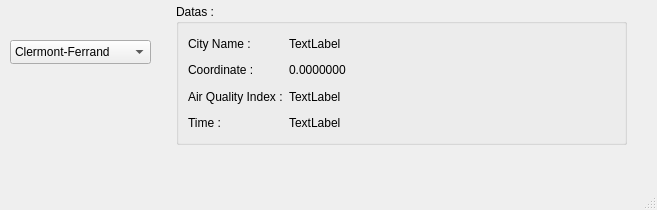
First picture: the form in mainwindow.ui, repository AnthonyDoucet/QT_IHM_Air_Quality_Index, before the edit.
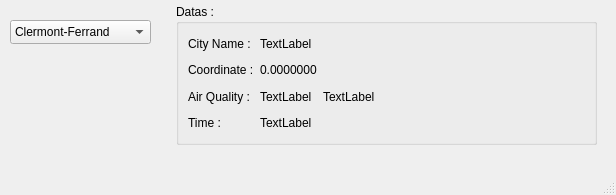
Second picture: the form after the edit.

Commit message: IHM change Readeable value and color

What changed in the file:
```diff
--- a/mainwindow.ui
+++ b/mainwindow.ui
@@ -6,8 +6,8 @@
    <rect>
     <x>0</x>
     <y>0</y>
-    <width>657</width>
-    <height>210</height>
+    <width>616</width>
+    <height>195</height>
    </rect>
   </property>
   <property name="windowTitle">
@@ -18,7 +18,7 @@
     <property name="geometry">
      <rect>
       <x>10</x>
-      <y>40</y>
+      <y>20</y>
       <width>141</width>
       <height>24</height>
      </rect>
@@ -44,7 +44,7 @@
      <rect>
       <x>176</x>
       <y>4</y>
-      <width>451</width>
+      <width>421</width>
       <height>141</height>
      </rect>
     </property>
@@ -52,6 +52,36 @@
      <string>Datas :</string>
     </property>
     <layout class="QGridLayout" name="gridLayout">
+     <item row="0" column="1">
+      <widget class="QLabel" name="cityNameDisplay">
+       <property name="text">
+        <string>City Name :</string>
+       </property>
+       <property name="alignment">
+        <set>Qt::AlignLeading|Qt::AlignLeft|Qt::AlignVCenter</set>
+       </property>
+      </widget>
+     </item>
+     <item row="2" column="3">
+      <widget class="QLabel" name="airQualityConverted">
+       <property name="text">
+        <string>TextLabel</string>
+       </property>
+       <property name="alignment">
+        <set>Qt::AlignLeading|Qt::AlignLeft|Qt::AlignVCenter</set>
+       </property>
+      </widget>
+     </item>
+     <item row="1" column="3">
+      <widget class="QLabel" name="cityCoordinate">
+       <property name="text">
+        <string>0.0000000</string>
+       </property>
+       <property name="alignment">
+        <set>Qt::AlignLeading|Qt::AlignLeft|Qt::AlignVCenter</set>
+       </property>
+      </widget>
+     </item>
      <item row="3" column="1">
       <widget class="QLabel" name="timeDisplay">
        <property name="text">
@@ -59,7 +89,7 @@
        </property>
       </widget>
      </item>
-     <item row="0" column="2">
+     <item row="0" column="3">
       <widget class="QLabel" name="cityName">
        <property name="text">
         <string>TextLabel</string>
@@ -72,61 +102,14 @@
      <item row="2" column="1">
       <widget class="QLabel" name="airQualityDisplay">
        <property name="text">
-        <string>Air Quality Index :</string>
+        <string>Air Quality :</string>
        </property>
        <property name="alignment">
         <set>Qt::AlignLeading|Qt::AlignLeft|Qt::AlignVCenter</set>
        </property>
       </widget>
      </item>
-     <item row="0" column="1">
-      <widget class="QLabel" name="cityNameDisplay">
-       <property name="text">
-        <string>City Name :</string>
-       </property>
-       <property name="alignment">
-        <set>Qt::AlignLeading|Qt::AlignLeft|Qt::AlignVCenter</set>
-       </property>
-      </widget>
-     </item>
-     <item row="2" column="2">
-      <widget class="QLabel" name="airQuality">
-       <property name="text">
-        <string>TextLabel</string>
-       </property>
-       <property name="alignment">
-        <set>Qt::AlignLeading|Qt::AlignLeft|Qt::AlignVCenter</set>
-       </property>
-      </widget>
-     </item>
-     <item row="1" column="2">
-      <widget class="QLabel" name="cityCoordinate">
-       <property name="text">
-        <string>0.0000000</string>
-       </property>
-       <property name="alignment">
-        <set>Qt::AlignLeading|Qt::AlignLeft|Qt::AlignVCenter</set>
-       </property>
-      </widget>
-     </item>
-     <item row="3" column="2">
-      <widget class="QLabel" name="time">
-       <property name="text">
-        <string>TextLabel</string>
-       </property>
-       <property name="alignment">
-        <set>Qt::AlignLeading|Qt::AlignLeft|Qt::AlignVCenter</set>
-       </property>
-      </widget>
-     </item>
-     <item row="1" column="1">
-      <widget class="QLabel" name="cityCoordinateDisplay">
-       <property name="text">
-        <string>Coordinate :</string>
-       </property>
-      </widget>
-     </item>
-     <item row="1" column="3">
+     <item row="1" column="5">
       <spacer name="horizontalSpacer">
        <property name="orientation">
         <enum>Qt::Horizontal</enum>
@@ -139,6 +122,30 @@
        </property>
       </spacer>
      </item>
+     <item row="3" column="3">
+      <widget class="QLabel" name="time">
+       <property name="text">
+        <string>TextLabel</string>
+       </property>
+       <property name="alignment">
+        <set>Qt::AlignLeading|Qt::AlignLeft|Qt::AlignVCenter</set>
+       </property>
+      </widget>
+     </item>
+     <item row="1" column="1">
+      <widget class="QLabel" name="cityCoordinateDisplay">
+       <property name="text">
+        <string>Coordinate :</string>
+       </property>
+      </widget>
+     </item>
+     <item row="2" column="4">
+      <widget class="QLabel" name="airQuality">
+       <property name="text">
+        <string>TextLabel</string>
+       </property>
+      </widget>
+     </item>
     </layout>
    </widget>
   </widget>
```
Left out of the diff: 12 changed lines with no effect on the pictures. The commit also changes 1 other file.
